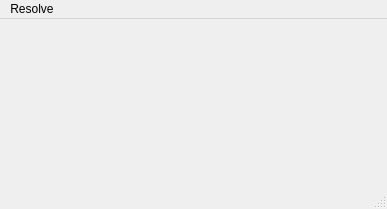
Qt form mainwindow.ui (AlbertLiuCST/COMP4985_Assign1) before a commit.
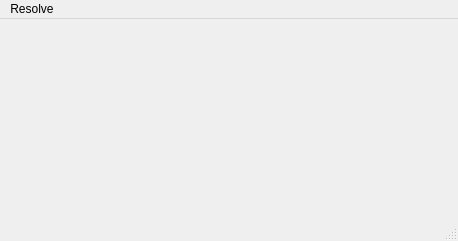
The same form after that commit.

```diff
--- a/mainwindow.ui
+++ b/mainwindow.ui
@@ -6,8 +6,8 @@
    <rect>
     <x>0</x>
     <y>0</y>
-    <width>387</width>
-    <height>209</height>
+    <width>458</width>
+    <height>241</height>
    </rect>
   </property>
   <property name="windowTitle">
@@ -17,10 +17,10 @@
    <widget class="QLabel" name="label">
     <property name="geometry">
      <rect>
-      <x>110</x>
-      <y>60</y>
-      <width>141</width>
-      <height>41</height>
+      <x>10</x>
+      <y>10</y>
+      <width>421</width>
+      <height>171</height>
      </rect>
     </property>
     <property name="text">
@@ -33,7 +33,7 @@
     <rect>
      <x>0</x>
      <y>0</y>
-     <width>387</width>
+     <width>458</width>
      <height>22</height>
     </rect>
    </property>
```
